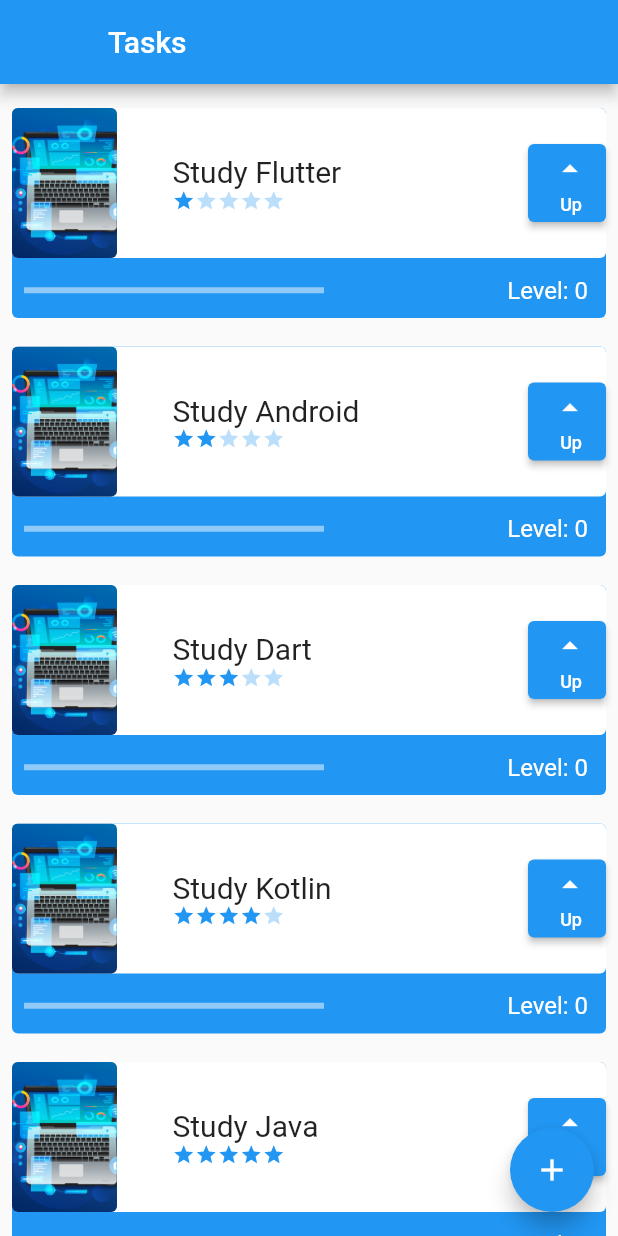
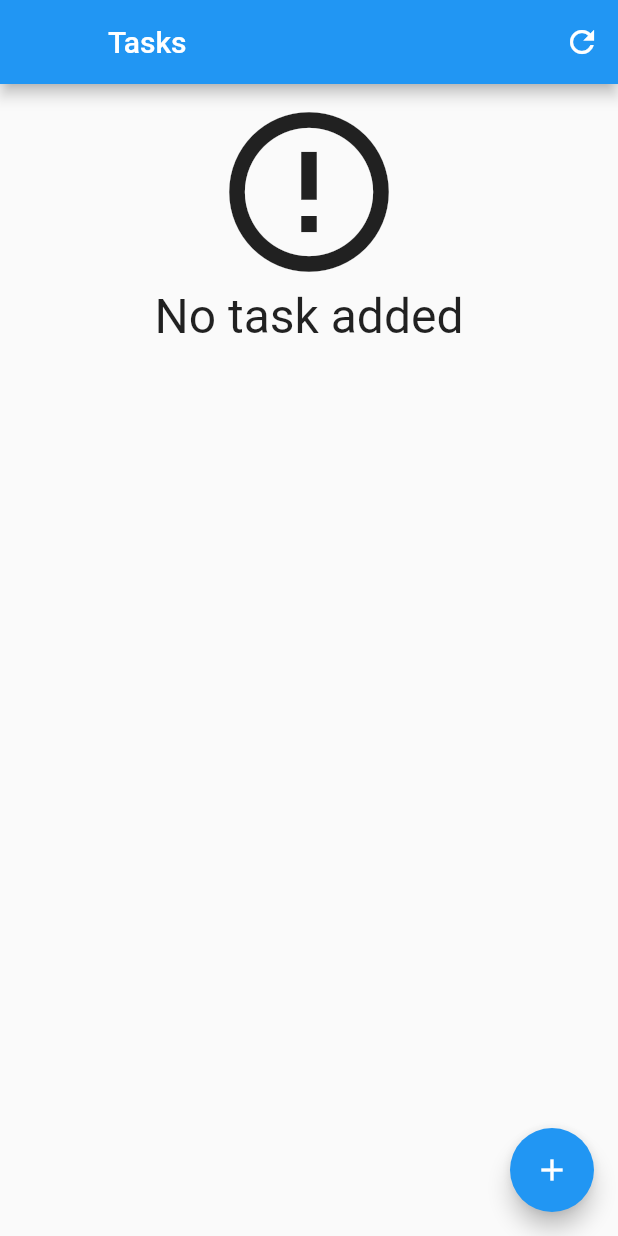
Before and after one commit to mayndi15/Tasks, a Flutter app: the screen it shows after launch, on a phone screen of 412 x 824 dp. Run offline on Flutter 3.47's test engine with Material 2 defaults, Android fonts, the phone set to English and light mode, and no system bars; our stand-ins replace sqflite; accounts and stored records are empty.

Commit message:
Add crud

```diff
--- a/lib/components/task.dart
+++ b/lib/components/task.dart
@@ -1,4 +1,5 @@
 import 'package:flutter/material.dart';
+import 'package:tasks/data/task_dao.dart';
 import 'difficulty.dart';
 
 class Task extends StatefulWidget {
@@ -81,6 +82,9 @@ class _TaskState extends State<Task> {
                       height: 52,
                       width: 52,
                       child: ElevatedButton(
+                          onLongPress: () {
+                            TaskDao().delete(widget.name);
+                          },
                           onPressed: () {
                             setState(() {
                               widget.level++;
--- /dev/null
+++ b/lib/data/task_dao.dart
@@ -0,0 +1,74 @@
+import 'package:sqflite/sqflite.dart';
+import 'package:tasks/data/database.dart';
+
+import '../components/task.dart';
+
+class TaskDao {
+  static const String _tableName = "TaskTable";
+  static const String _name = "name";
+  static const String _difficulty = "difficulty";
+  static const String _image = "image";
+
+  static const String tableSql = 'CREATE TABLE $_tableName('
+      '$_name TEXT, '
+      '$_difficulty INTEGER, '
+      '$_image TEXT)';
+
+  save(Task task) async {
+    final Database database = await getDataBase();
+    var taskExists = await find(task.name);
+    Map<String, dynamic> taskMap = toMap(task);
+    if (taskExists.isEmpty) {
+      return await database.insert(_tableName, taskMap);
+    } else {
+      return await database.update(
+        _tableName,
+        taskMap,
+        where: '$_name = ?',
+        whereArgs: [task.name],
+      );
+    }
+  }
+
+  Future<List<Task>> findAll() async {
+    final Database database = await getDataBase();
+    final List<Map<String, dynamic>> result = await database.query(_tableName);
+    return toList(result);
+  }
+
+  Future<List<Task>> find(String name) async {
+    final Database database = await getDataBase();
+    final List<Map<String, dynamic>> result = await database.query(
+      _tableName,
+      where: '$_name = ?',
+      whereArgs: [name],
+    );
+    return toList(result);
+  }
+
+  delete(String name) async {
+    final Database database = await getDataBase();
+    return database.delete(
+      _tableName,
+      where: '$_name = ?',
+      whereArgs: [name],
+    );
+  }
+
+  List<Task> toList(List<Map<String, dynamic>> taskList) {
+    final List<Task> tasks = [];
+    for (Map<String, dynamic> row in taskList) {
+      final Task task = Task(row[_name], row[_image], row[_difficulty]);
+      tasks.add(task);
+    }
+    return tasks;
+  }
+
+  Map<String, dynamic> toMap(Task task) {
+    final Map<String, dynamic> map = {};
+    map[_name] = task.name;
+    map[_image] = task.image;
+    map[_difficulty] = task.difficulty;
+    return map;
+  }
+}
--- a/lib/screens/form.dart
+++ b/lib/screens/form.dart
@@ -1,5 +1,6 @@
 import 'package:flutter/material.dart';
-import 'package:tasks/data/task_inherited.dart';
+import 'package:tasks/components/task.dart';
+import 'package:tasks/data/task_dao.dart';
 
 class FormScreen extends StatefulWidget {
   const FormScreen({Key? key, required this.taskContext}) : super(key: key);
@@ -136,10 +137,10 @@ class _FormScreenState extends State<FormScreen> {
                   ElevatedButton(
                     onPressed: () {
                       if (_formKey.currentState!.validate()) {
-                        TaskInherited.of(widget.taskContext).newTask(
+                        TaskDao().save(Task(
                             nameController.text,
                             imageController.text,
-                            int.parse(difficultyController.text));
+                            int.parse(difficultyController.text)));
                         ScaffoldMessenger.of(context).showSnackBar(
                           const SnackBar(
                             content: Text('Saving new task...'),
--- a/lib/screens/home.dart
+++ b/lib/screens/home.dart
@@ -1,5 +1,6 @@
 import 'package:flutter/material.dart';
-import 'package:tasks/data/task_inherited.dart';
+import 'package:tasks/components/task.dart';
+import 'package:tasks/data/task_dao.dart';
 import 'package:tasks/screens/form.dart';
 
 class HomeScreen extends StatefulWidget {
@@ -15,11 +16,77 @@ class _HomeScreenState extends State<HomeScreen> {
     return Scaffold(
       appBar: AppBar(
         leading: Container(),
+        actions: [
+          IconButton(
+              onPressed: () {
+                setState(() {});
+              },
+              icon: const Icon(Icons.refresh))
+        ],
         title: const Text('Tasks'),
       ),
-      body: ListView(
+      body: Padding(
         padding: const EdgeInsets.only(top: 8, bottom: 70),
-        children: TaskInherited.of(context).taskList,
+        child: FutureBuilder<List<Task>>(
+            future: TaskDao().findAll(),
+            builder: (context, snapshot) {
+              List<Task>? items = snapshot.data;
+              switch (snapshot.connectionState) {
+                case ConnectionState.none:
+                  return Center(
+                    child: Column(
+                      children: const [
+                        CircularProgressIndicator(),
+                        Text("Loanding")
+                      ],
+                    ),
+                  );
+                case ConnectionState.waiting:
+                  return Center(
+                    child: Column(
+                      children: const [
+                        CircularProgressIndicator(),
+                        Text("Loanding")
+                      ],
+                    ),
+                  );
+                case ConnectionState.active:
+                  return Center(
+                    child: Column(
+                      children: const [
+                        CircularProgressIndicator(),
+                        Text("Loanding")
+                      ],
+                    ),
+                  );
+                case ConnectionState.done:
+                  if (snapshot.hasData && items != null) {
+                    if (items.isNotEmpty) {
+                      return ListView.builder(
+                          itemCount: items.length,
+                          itemBuilder: (BuildContext context, int index) {
+                            final Task task = items[index];
+                            return task;
+                          });
+                    }
+                    return Center(
+                      child: Column(
+                        children: const [
+                          Icon(
+                            Icons.error_outline,
+                            size: 128,
+                          ),
+                          Text(
+                            "No task added",
+                            style: TextStyle(fontSize: 32),
+                          )
+                        ],
+                      ),
+                    );
+                  }
+                  return const Text("Not found database");
+              }
+            }),
       ),
       floatingActionButton: FloatingActionButton(
         onPressed: () {
@@ -30,7 +97,7 @@ class _HomeScreenState extends State<HomeScreen> {
                 taskContext: context,
               ),
             ),
-          );
+          ).then((value) => setState(() {}));
         },
         child: const Icon(Icons.add),
       ),
--- a/pubspec.yaml
+++ b/pubspec.yaml
@@ -35,6 +35,7 @@ dependencies:
   # The following adds the Cupertino Icons font to your application.
   # Use with the CupertinoIcons class for iOS style icons.
   cupertino_icons: ^1.0.2
+  sqflite: ^2.0.3+1
 
 dev_dependencies:
   flutter_test:
```
Also changed, not shown: lib/data/database.dart (added, +14 -0 lines), pubspec.lock.
